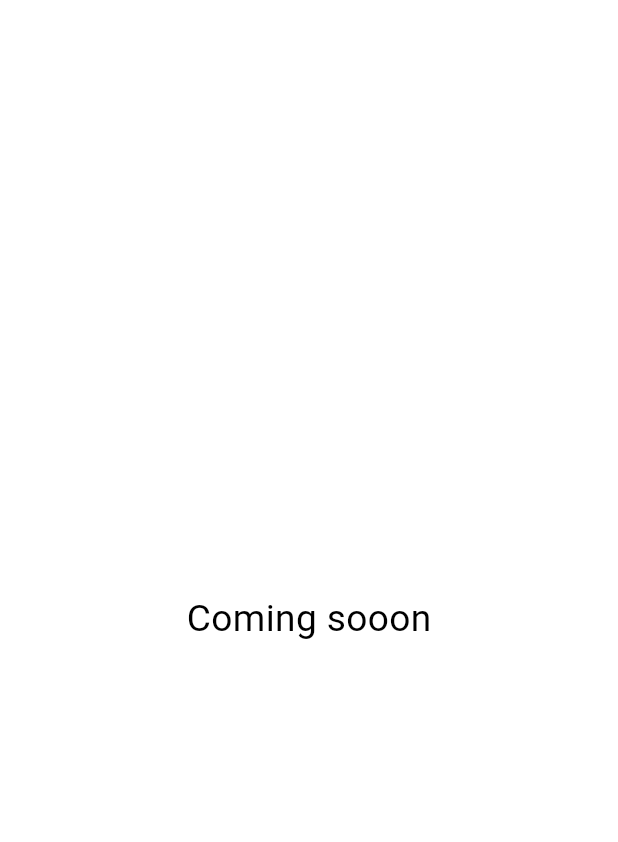
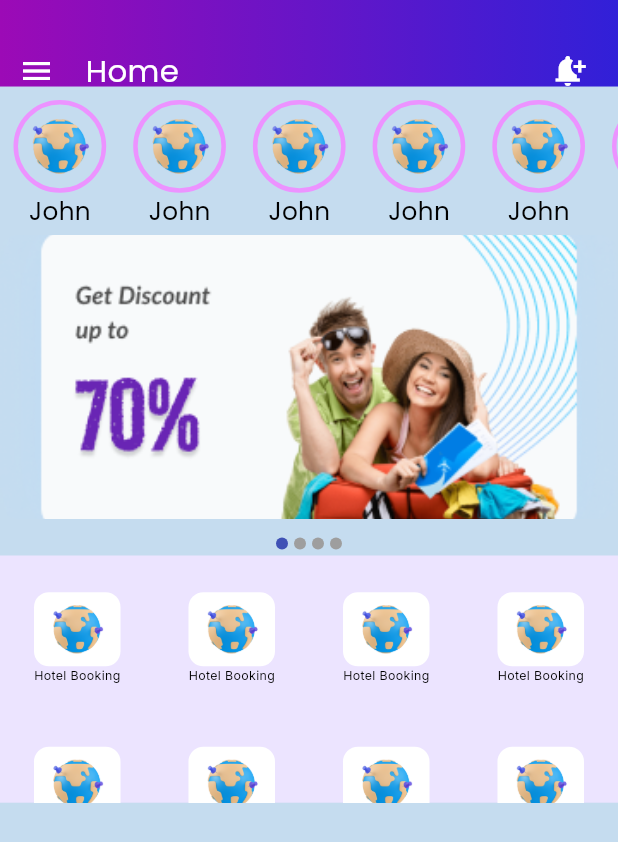
Before and after one commit to sayedadinan/gofriendsgo, a Flutter app: the HomeScreen screen opened directly, on a phone screen of 412 x 824 dp. Shown: the top 842 px of the screen. Run offline on Flutter 3.47's test engine with Material 3 defaults, Android fonts, the phone set to English and light mode, and no system bars; drawn by our look-alikes of smooth_page_indicator; Roboto replaces fonts that are missing (InknutAntiqua).

Commit message:
started home screen ui and given that status rounds and page transition also

```diff
--- a/lib/utils/constants/paths.dart
+++ b/lib/utils/constants/paths.dart
@@ -1,6 +1,9 @@
 class AppImages {
   static const String splashBlurImage = "assets/images/splash_blur_image.jpg";
   static const String splashImage = "assets/images/splash_image.jpg";
+  static const String onboardingFirst = "assets/images/on_boarding_1.png";
+  static const String adImage = 'assets/images/ad_image.png';
+  static const String busIcon = 'assets/images/bus.png';
 }
 
 class CustomFonts {
--- a/lib/view/home_screen/home_screen.dart
+++ b/lib/view/home_screen/home_screen.dart
@@ -1,21 +1,130 @@
+import 'package:flutter/cupertino.dart';
 import 'package:flutter/material.dart';
 import 'package:gofriendsgo/utils/color_theme/colors.dart';
 import 'package:gofriendsgo/utils/constants/custom_text.dart';
+import 'package:gofriendsgo/utils/constants/mediaquery.dart';
 import 'package:gofriendsgo/utils/constants/paths.dart';
+import 'package:gofriendsgo/utils/constants/sizedbox.dart';
+import 'package:gofriendsgo/widgets/home_screen_widgets/custom_list.dart';
+import 'package:smooth_page_indicator/smooth_page_indicator.dart';
 
+// ignore: must_be_immutable
 class HomeScreen extends StatelessWidget {
-  const HomeScreen({super.key});
-
+  HomeScreen({super.key});
+  PageController adController = PageController();
   @override
   Widget build(BuildContext context) {
-    return const Scaffold(
-      body: Center(
-        child: CustomText(
-            fontFamily: CustomFonts.inknut,
-            text: 'Coming sooon',
-            size: 0.06,
-            color: AppColors.blackColor),
-      ),
-    );
+    return Scaffold(
+        backgroundColor: Color.fromARGB(255, 197, 220, 239),
+        appBar: PreferredSize(
+          preferredSize: Size(double.infinity, mediaqueryheight(0.07, context)),
+          child: Container(
+            height: mediaqueryheight(0.18, context),
+            decoration: const BoxDecoration(
+                gradient: LinearGradient(
+              begin: Alignment.centerRight,
+              end: Alignment.centerLeft,
+              colors: AppColors.gradientColors,
+            )),
+            child: const Column(
+              children: [
+                CustomSizedBoxHeight(0.04),
+                Row(
+                  children: [
+                    CustomSizedBoxWidth(0.03),
+                    Icon(Icons.menu, color: AppColors.whiteColor),
+                    CustomSizedBoxWidth(0.05),
+                    CustomText(
+                        text: 'Home',
+                        fontFamily: CustomFonts.poppins,
+                        size: 0.05,
+                        color: AppColors.whiteColor),
+                    CustomSizedBoxWidth(0.6),
+                    Icon(Icons.notification_add, color: AppColors.whiteColor),
+                  ],
+                ),
+              ],
+            ),
+          ),
+        ),
+        body: Column(
+          children: [
+            SizedBox(
+              height: mediaqueryheight(0.12, context),
+              child: ListView.builder(
+                scrollDirection: Axis.horizontal,
+                itemCount: 25,
+                itemBuilder: (context, index) {
+                  return Padding(
+                    padding: const EdgeInsets.all(9.0),
+                    child: StoryItem(),
+                  );
+                },
+              ),
+            ),
+            SizedBox(
+              height: mediaqueryheight(0.23, context),
+              child: PageView.builder(
+                controller: adController,
+                itemCount: 4,
+                itemBuilder: (context, index) {
+                  return Container(
+                    decoration: BoxDecoration(
+                        image: const DecorationImage(
+                            image: AssetImage(
+                              AppImages.adImage,
+                            ),
+                            fit: BoxFit.cover),
+                        borderRadius: BorderRadius.circular(12)),
+                  );
+                },
+              ),
+            ),
+            const CustomSizedBoxHeight(0.01),
+            Transform.scale(
+              scale: 0.5,
+              child: SmoothPageIndicator(
+                controller: adController,
+                count: 4,
+              ),
+            ),
+            Container(
+              color: const Color.fromRGBO(236, 228, 255, 1),
+              // width: mediaquerywidth(0.34, context),
+              height: mediaqueryheight(0.2, context),
+              child: GridView.builder(
+                gridDelegate: const SliverGridDelegateWithFixedCrossAxisCount(
+                    crossAxisCount: 4),
+                itemBuilder: (context, index) {
+                  return Padding(
+                    padding: const EdgeInsets.all(8.0),
+                    child: SizedBox(
+                      child: Column(
+                        children: [
+                          const CustomSizedBoxHeight(0.02),
+                          Container(
+                            decoration: BoxDecoration(
+                                color: Colors.white,
+                                borderRadius: BorderRadius.circular(10)),
+                            width: mediaquerywidth(0.14, context),
+                            height: mediaqueryheight(0.06, context),
+                            child: Center(
+                              child: Image.asset(AppImages.onboardingFirst),
+                            ),
+                          ),
+                          const CustomText(
+                              text: 'Hotel Booking',
+                              fontFamily: CustomFonts.inter,
+                              size: 0.02,
+                              color: Colors.black)
+                        ],
+                      ),
+                    ),
+                  );
+                },
+              ),
+            )
+          ],
+        ));
   }
 }
--- a/lib/view/signup_screen/signup_screen.dart
+++ b/lib/view/signup_screen/signup_screen.dart
@@ -6,6 +6,7 @@ import 'package:gofriendsgo/utils/constants/paths.dart';
 import 'package:gofriendsgo/utils/constants/screen_padding.dart';
 import 'package:gofriendsgo/utils/constants/sizedbox.dart';
 import 'package:gofriendsgo/utils/navigations/navigations.dart';
+import 'package:gofriendsgo/view/home_screen/home_screen.dart';
 import 'package:gofriendsgo/view/login_screen/login_screen.dart';
 import 'package:gofriendsgo/widgets/signup_widget/custom_field.dart';
 import 'package:gofriendsgo/widgets/signup_widget/drop_down.dart';
@@ -24,35 +25,35 @@ class SignUpScreen extends StatelessWidget {
             // crossAxisAlignment: CrossAxisAlignment.start,
             mainAxisAlignment: MainAxisAlignment.spaceAround,
             children: [
-              Column(
+              const Column(
                 crossAxisAlignment: CrossAxisAlignment.start,
                 children: [
-                  const CustomSizedBoxHeight(0.1),
-                  const AppdecorText(
+                  CustomSizedBoxHeight(0.1),
+                  AppdecorText(
                     text: 'Sign Up',
                     size: 0.08,
                     color: Colors.black,
                     weight: FontWeight.bold,
                   ),
-                  const CustomSizedBoxHeight(0.05),
-                  const LabeledInputField(
+                  CustomSizedBoxHeight(0.05),
+                  LabeledInputField(
                     hintText: 'Enter your Name',
                     labelText: 'Name',
                     prefixIcon: Icon(Icons.email_outlined),
                   ),
-                  const CustomSizedBoxHeight(0.02),
-                  const LabeledInputField(
+                  CustomSizedBoxHeight(0.02),
+                  LabeledInputField(
                     hintText: 'Enter your Email Address',
                     labelText: 'Email Address',
                     prefixIcon: Icon(Icons.email_outlined),
                   ),
-                  const CustomSizedBoxHeight(0.02),
-                  const LabeledInputField(
+                  CustomSizedBoxHeight(0.02),
+                  LabeledInputField(
                     hintText: '12FDFVD',
                     labelText: 'Referral Code',
                     prefixIcon: Icon(Icons.tag),
                   ),
-                  const CustomSizedBoxHeight(0.02),
+                  CustomSizedBoxHeight(0.02),
                   StaticDropdownField()
                 ],
               ),
@@ -72,7 +73,9 @@ class SignUpScreen extends StatelessWidget {
                   ),
                   const CustomSizedBoxHeight(0.03),
                   CustomButton(
-                      function: () {},
+                      function: () {
+                        PageNavigations().push(HomeScreen());
+                      },
                       text: 'Get OTP',
                       fontSize: 0.04,
                       buttonTextColor: AppColors.whiteColor,
--- a/lib/view/success_screen/success_screen.dart
+++ b/lib/view/success_screen/success_screen.dart
@@ -66,7 +66,7 @@ class SuccessScreen extends StatelessWidget {
             CustomButton(
                 fontFamily: CustomFonts.poppins,
                 function: () {
-                  PageNavigations().push(const HomeScreen());
+                  PageNavigations().push(HomeScreen());
                 },
                 text: 'Get Started',
                 fontSize: 0.04,
--- /dev/null
+++ b/lib/widgets/home_screen_widgets/custom_list.dart
@@ -0,0 +1,37 @@
+import 'package:flutter/cupertino.dart';
+import 'package:flutter/material.dart';
+import 'package:gofriendsgo/utils/constants/custom_text.dart';
+import 'package:gofriendsgo/utils/constants/mediaquery.dart';
+import 'package:gofriendsgo/utils/constants/paths.dart';
+
+class StoryItem extends StatelessWidget {
+  @override
+  Widget build(BuildContext context) {
+    return Column(
+      mainAxisSize: MainAxisSize.min,
+      children: [
+        Container(
+          width: mediaquerywidth(0.15, context), // Adjust the width as needed
+          decoration: BoxDecoration(
+            shape: BoxShape.circle,
+            border: Border.all(
+              color: const Color.fromRGBO(
+                  236, 147, 255, 1), // Color of the outline
+              width: 3.0, // Width of the outline
+            ),
+          ),
+          child: ClipOval(
+            child: Image.asset(
+              AppImages.onboardingFirst, // Replace with your image path
+            ),
+          ),
+        ),
+        const CustomText(
+            text: 'John',
+            fontFamily: CustomFonts.poppins,
+            size: 0.04,
+            color: Colors.black)
+      ],
+    );
+  }
+}
--- a/pubspec.yaml
+++ b/pubspec.yaml
@@ -65,6 +65,8 @@ flutter:
     - assets/images/on_boarding_2.png
     - assets/images/on_boarding_3.png
     - assets/images/on_boarding_4.png
+    - assets/images/ad_image.png
+    - assets/images/bus.png
 
 
   # An image asset can refer to one or more resolution-specific "variants", see
```
Also changed, not shown: assets/images/ad_image.png (added), assets/images/bus.png (added).
